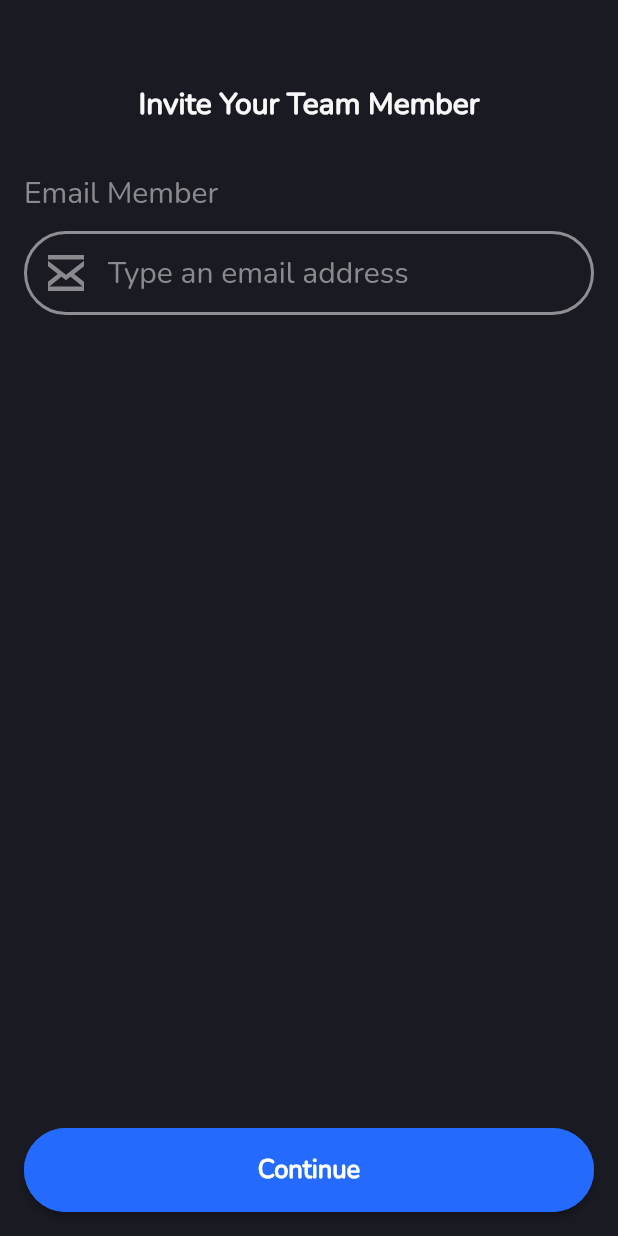
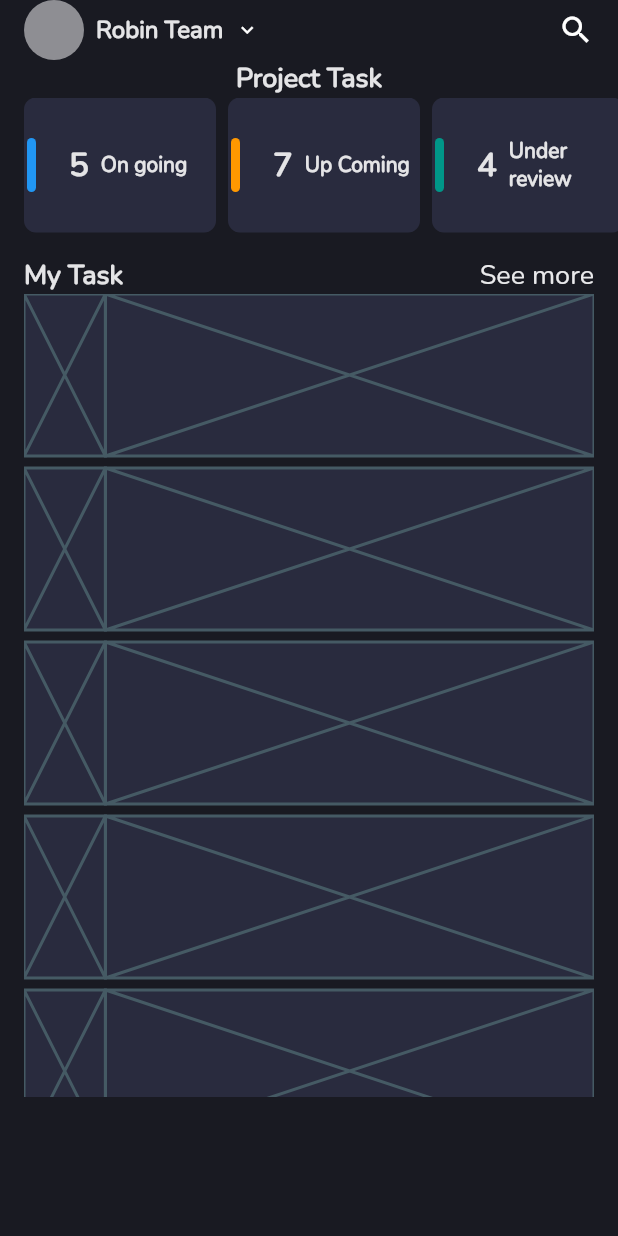
Before and after one commit to marufrobin/task_management_mobile_app, a Flutter app: the screen it shows after launch, on a phone screen of 412 x 824 dp. Run offline on Flutter 3.47's test engine with Material 2 defaults, Android fonts, the phone set to English and light mode, and no system bars; our stand-ins replace flutter_svg.

```diff
--- a/lib/home_page.dart
+++ b/lib/home_page.dart
@@ -1,5 +1,5 @@
 import 'package:flutter/material.dart';
-import 'package:task_management_mobile_app/screen/stepper_pages/stepper_page5.dart';
+import 'package:task_management_mobile_app/screen/dashbord.dart';
 
 class HomePage extends StatefulWidget {
   const HomePage({Key? key}) : super(key: key);
@@ -13,7 +13,7 @@ class _HomePageState extends State<HomePage> {
   Widget build(BuildContext context) {
     return Scaffold(
       backgroundColor: Color(0xff191A22),
-      body: StepperPage5(),
+      body: DashBordPage(),
     );
   }
 }
--- /dev/null
+++ b/lib/models/listModel.dart
@@ -0,0 +1,18 @@
+import 'package:flutter/material.dart';
+
+class ListModel {
+  String projectTaskName;
+  int taskCount;
+  Color clr;
+  ListModel(this.projectTaskName, this.taskCount, this.clr);
+
+  static List<ListModel> listOfProjectTask() {
+    return [
+      ListModel("On going", 5, Colors.blue),
+      ListModel("Up Coming", 7, Colors.orange),
+      ListModel("Under \nreview", 4, Colors.teal),
+      ListModel("In Progress", 2, Colors.deepPurple),
+      ListModel("Complete", 11, Colors.green)
+    ];
+  }
+}
--- /dev/null
+++ b/lib/screen/dashbord.dart
@@ -0,0 +1,166 @@
+import 'package:flutter/material.dart';
+import 'package:task_management_mobile_app/models/listModel.dart';
+
+class DashBordPage extends StatelessWidget {
+  DashBordPage({Key? key}) : super(key: key);
+  // var _listModel = ListModel.listOfProjectTask;
+
+  var listTask = ListModel.listOfProjectTask();
+  @override
+  Widget build(BuildContext context) {
+    return SafeArea(
+      child: Scaffold(
+        backgroundColor: Color(0xff191A22),
+        body: Column(
+          children: [
+            buildCustomAppBar(),
+            Text("Project Task",
+                style: buildTextStyle(fntSize: 18, fntWit: FontWeight.bold)),
+            buildProjectTaskList(),
+            Expanded(
+              child: Container(
+                margin: EdgeInsets.symmetric(vertical: 16, horizontal: 16),
+                // padding: EdgeInsets.only(top: 16),
+                // color: Colors.teal,
+                child: Column(
+                  children: [
+                    Row(
+                      mainAxisAlignment: MainAxisAlignment.spaceBetween,
+                      children: [
+                        Text(
+                          "My Task",
+                          style: buildTextStyle(fntSize: 18),
+                        ),
+                        Text(
+                          "See more",
+                          style: buildTextStyle(
+                              fntSize: 18,
+                              fntWit: FontWeight.w400,
+                              clr: Color(0xffE9E9EB)),
+                        )
+                      ],
+                    ),
+                    Container(
+                      height: MediaQuery.of(context).size.height * 0.65,
+                      child: ListView.separated(
+                          shrinkWrap: true,
+                          scrollDirection: Axis.vertical,
+                          itemBuilder: ((context, index) {
+                            return Container(
+                              width: 340,
+                              height: 108,
+                              color: Color(0xff292B3E),
+                              child: Row(
+                                children: [
+                                  Expanded(flex: 1, child: Placeholder()),
+                                  Expanded(flex: 6, child: Placeholder())
+                                ],
+                              ),
+                            );
+                          }),
+                          separatorBuilder: (context, index) {
+                            return SizedBox(height: 8);
+                          },
+                          itemCount: listTask.length),
+                    )
+                  ],
+                ),
+              ),
+            )
+          ],
+        ),
+      ),
+    );
+  }
+
+  Container buildProjectTaskList() {
+    return Container(
+      height: 90,
+      padding: EdgeInsets.only(left: 16),
+      child: ListView.separated(
+        separatorBuilder: (context, index) => SizedBox(
+          width: 8,
+        ),
+        itemCount: listTask.length,
+        shrinkWrap: true,
+        scrollDirection: Axis.horizontal,
+        itemBuilder: ((context, index) => Container(
+              height: 58,
+              width: 128,
+              decoration: BoxDecoration(
+                  color: Color(0xff292B3E),
+                  borderRadius: BorderRadius.circular(8)),
+              child: Row(
+                children: [
+                  Container(
+                    margin: EdgeInsets.all(2),
+                    height: 36,
+                    width: 6,
+                    decoration: BoxDecoration(
+                        color: listTask[index].clr,
+                        borderRadius: BorderRadius.circular(8)),
+                  ),
+                  SizedBox(
+                    width: 20,
+                  ),
+                  Text(
+                    "${listTask[index].taskCount}",
+                    style: buildTextStyle(fntSize: 22),
+                  ),
+                  SizedBox(
+                    width: 8,
+                  ),
+                  Text(
+                    "${listTask[index].projectTaskName}",
+                    style: buildTextStyle(fntSize: 14),
+                  )
+                ],
+              ),
+            )),
+      ),
+    );
+  }
+
+  Widget buildCustomAppBar() {
+    return Container(
+      margin: EdgeInsets.symmetric(horizontal: 16),
+      child: Row(
+        children: [
+          CircleAvatar(
+            backgroundColor: Color(0xff8E8E93),
+          ),
+          SizedBox(
+            width: 8,
+          ),
+          Text(
+            "Robin Team",
+            style: buildTextStyle(),
+          ),
+          SizedBox(
+            width: 8,
+          ),
+          Icon(
+            Icons.keyboard_arrow_down_outlined,
+            color: Colors.white,
+            size: 16,
+          ),
+          Spacer(),
+          Icon(
+            Icons.search_outlined,
+            color: Colors.white,
+            size: 24,
+          )
+        ],
+      ),
+    );
+  }
+
+  TextStyle buildTextStyle({double? fntSize, FontWeight? fntWit, Color? clr}) {
+    return TextStyle(
+      fontSize: fntSize == null ? 16 : fntSize,
+      fontFamily: "Nunito",
+      fontWeight: fntWit == null ? FontWeight.w700 : fntWit,
+      color: clr == null ? Color(0xffE4E4E6) : clr,
+    );
+  }
+}
```
